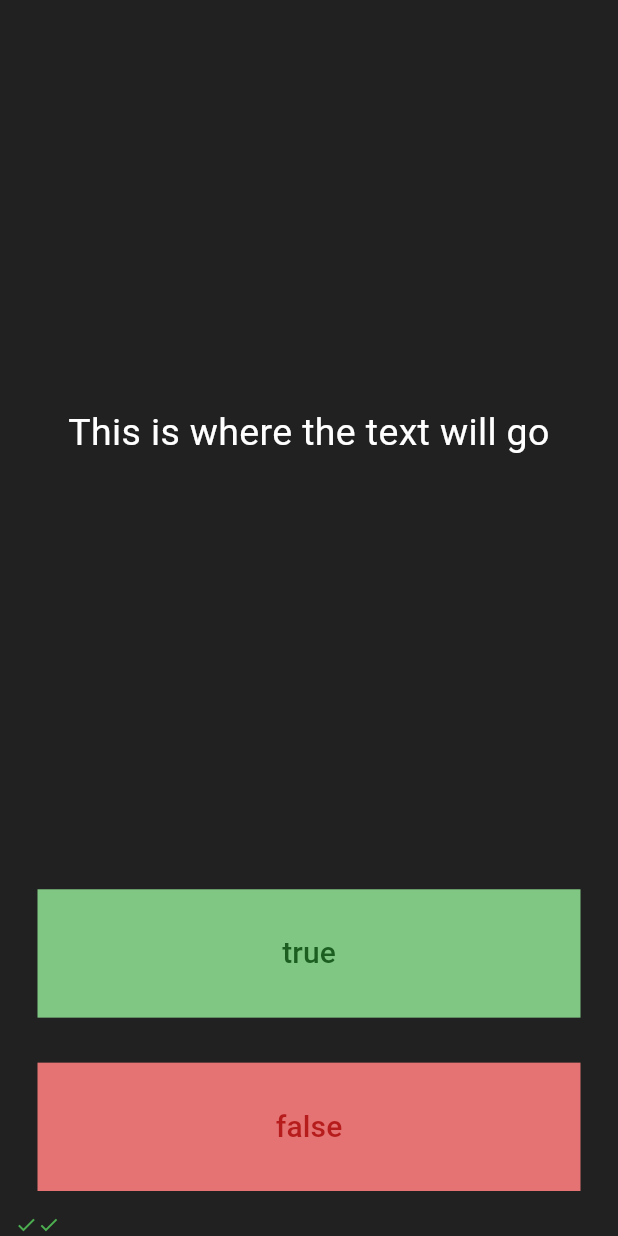
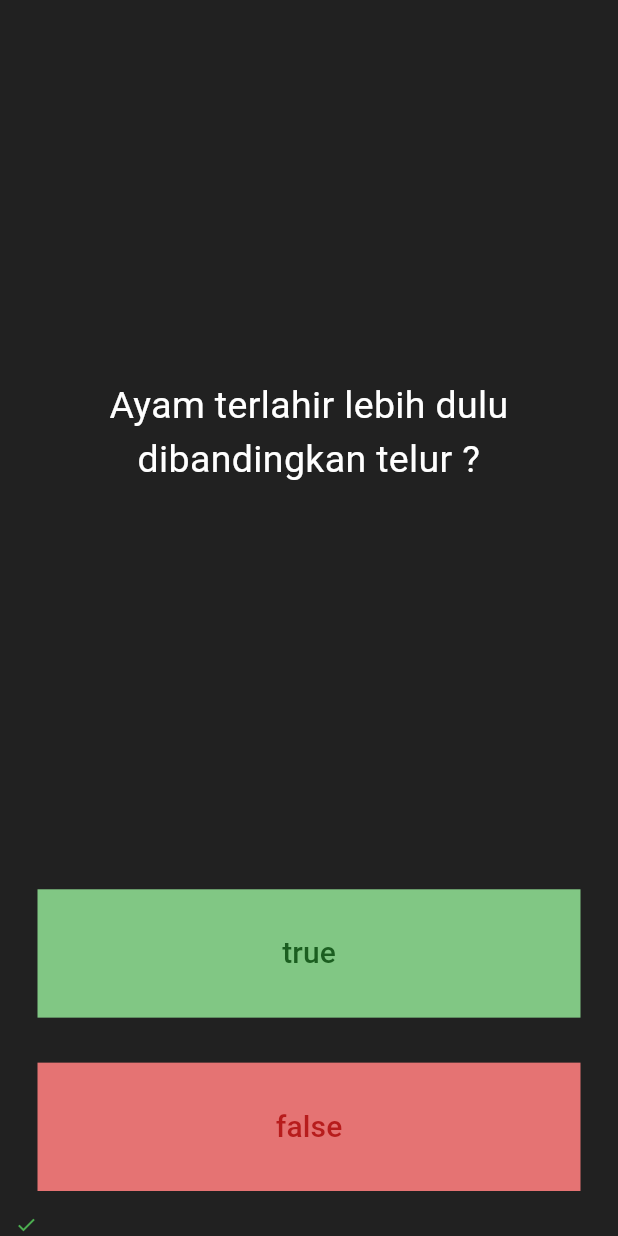
Before and after one commit to Fatah03111995/quizzler_medium, a Flutter app: the screen it shows after launch, after a tap on "true", on a phone screen of 412 x 824 dp. Run offline on Flutter 3.47's test engine with Material 3 defaults, Android fonts, the phone set to English and light mode, and no system bars.

Commit message:
feat : add questions data, create function for answer button

```diff
--- /dev/null
+++ b/lib/data/questions.dart
@@ -0,0 +1,49 @@
+List<Map> questions = [
+  {
+    'number': '1',
+    'question':
+        'Bulan banyak bopengnya apakah tanda dulu pernah mengalami puber ?',
+    'answer': '1' // 0 if the answer is false
+  },
+  {
+    'number': '2',
+    'question': 'Ayam terlahir lebih dulu dibandingkan telur ?',
+    'answer': '1'
+  },
+  {
+    'number': '3',
+    'question': 'Hujan turun karena kesedihan awan ?',
+    'answer': '0'
+  },
+  {
+    'number': '4',
+    'question': 'Hidup sulit karena anda yang buat menjadi sulit ?',
+    'answer': '1'
+  },
+  {
+    'number': '5',
+    'question':
+        'Laut terasa asin karena keringat ikan berkumpul menjadi satu ?',
+    'answer': '0'
+  },
+  {
+    'number': '6',
+    'question':
+        'Manusia cenderung membenarkan apa yang di senangi/membuat nyaman, apakah manusia halu akan menghasilkan nilai kebenaran yang halu juga ?',
+    'answer': '1'
+  },
+  {
+    'number': '7',
+    'question':
+        'Matahari dijauhkan letaknya karena panasnya itu toxic untuk circle nya ?',
+    'answer': '1'
+  },
+  {'number': '8', 'question': 'Apakah bumi itu bulat', 'answer': '1'},
+  {
+    'number': '9',
+    'question':
+        'Apakah muka berminyak bisa diproduksi untuk menggantikan kelapa sawit ?',
+    'answer': '0'
+  },
+  {'number': '10', 'question': 'Apakah hidup itu indah ?', 'answer': '1'},
+];
--- a/lib/pages/quiz_page.dart
+++ b/lib/pages/quiz_page.dart
@@ -1,4 +1,5 @@
 import 'package:flutter/material.dart';
+import '/data/questions.dart';
 
 class QuizPage extends StatefulWidget {
   const QuizPage({super.key});
@@ -8,19 +9,15 @@ class QuizPage extends StatefulWidget {
 }
 
 class _QuizPageState extends State<QuizPage> {
-  List<Widget> scorekeeper = [
-    const Icon(
-      Icons.check,
-      size: 15,
-      color: Colors.green,
-    ),
-  ];
+  List<Widget> scorekeeper = [];
+  int questionsIndex = 0;
+  int point = 0;
 
   @override
   Widget build(BuildContext context) {
-    // ------------------------ SCOREKEEPER
+    // ------------------------ Functions Buttons True and False
 
-    void addTrueIcon() {
+    void addTrueAnswerIcon() {
       setState(() {
         scorekeeper.add(
           const Icon(
@@ -29,10 +26,12 @@ class _QuizPageState extends State<QuizPage> {
             color: Colors.green,
           ),
         );
+        point++;
+        questionsIndex++;
       });
     }
 
-    void addFalseIcon() {
+    void addFalseAnswerIcon() {
       setState(() {
         scorekeeper.add(
           const Icon(
@@ -41,22 +40,33 @@ class _QuizPageState extends State<QuizPage> {
             color: Colors.red,
           ),
         );
+        questionsIndex++;
       });
     }
+
+    void button({required String truefalse}) {
+      if (truefalse == questions[questionsIndex]['answer']) {
+        addTrueAnswerIcon();
+      } else {
+        addFalseAnswerIcon();
+      }
+    }
+
+    //---------------- end function buttons true and false
 
     return Column(
       crossAxisAlignment: CrossAxisAlignment.stretch,
       mainAxisAlignment: MainAxisAlignment.spaceBetween,
       children: [
-        const Expanded(
+        Expanded(
           flex: 5,
           child: Padding(
-            padding: EdgeInsets.all(10),
+            padding: const EdgeInsets.all(10),
             child: Center(
               child: Text(
-                'This is where the text will go',
+                questions[questionsIndex]['question'],
                 textAlign: TextAlign.center,
-                style: TextStyle(
+                style: const TextStyle(
                   color: Colors.white,
                   fontSize: 25,
                 ),
@@ -68,7 +78,9 @@ class _QuizPageState extends State<QuizPage> {
           child: Padding(
             padding: const EdgeInsets.all(15),
             child: TextButton(
-              onPressed: addTrueIcon,
+              onPressed: () {
+                button(truefalse: '1');
+              },
               style: ButtonStyle(
                 backgroundColor:
                     MaterialStatePropertyAll(Colors.green.shade300),
@@ -76,7 +88,8 @@ class _QuizPageState extends State<QuizPage> {
                   RoundedRectangleBorder(
                     borderRadius: BorderRadius.zero,
                   ),
-                  )),
+                ),
+              ),
               child: Text(
                 'true',
                 style: TextStyle(
@@ -91,15 +104,17 @@ class _QuizPageState extends State<QuizPage> {
           child: Padding(
             padding: const EdgeInsets.all(15),
             child: TextButton(
-              onPressed: addFalseIcon,
+              onPressed: () {
+                button(truefalse: '0');
+              },
               style: ButtonStyle(
-                  backgroundColor:
-                      MaterialStatePropertyAll(Colors.red.shade300),
+                backgroundColor: MaterialStatePropertyAll(Colors.red.shade300),
                 shape: const MaterialStatePropertyAll(
                   RoundedRectangleBorder(
                     borderRadius: BorderRadius.zero,
                   ),
-                  )),
+                ),
+              ),
               child: Text(
                 'false',
                 style: TextStyle(
```
Lines whose indentation alone changed are shown as unchanged.
